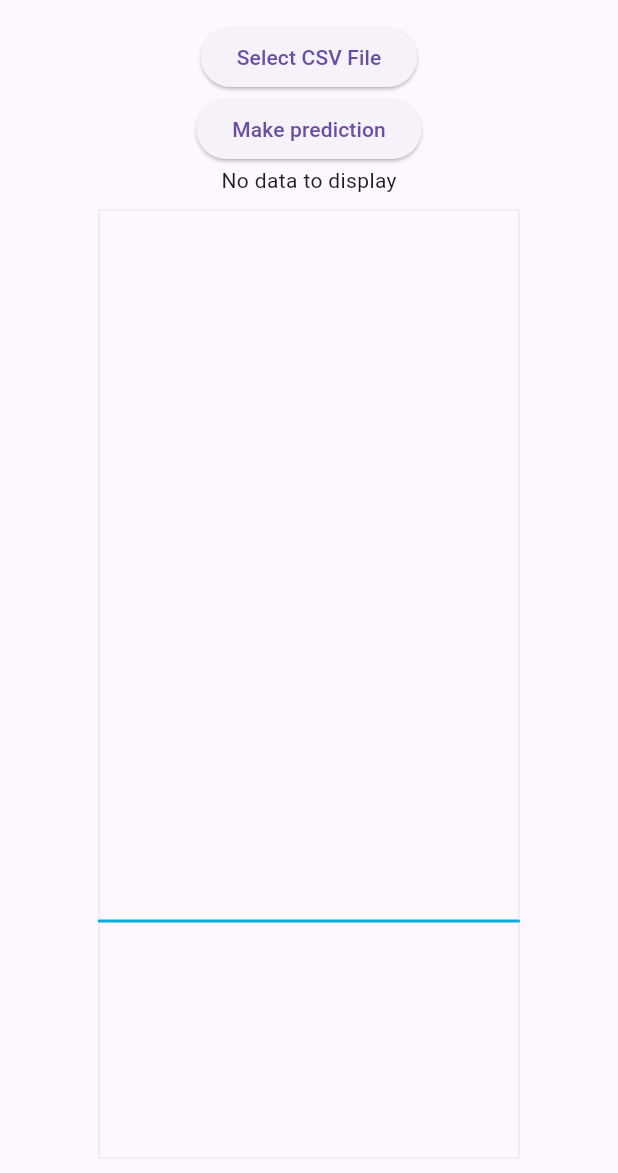
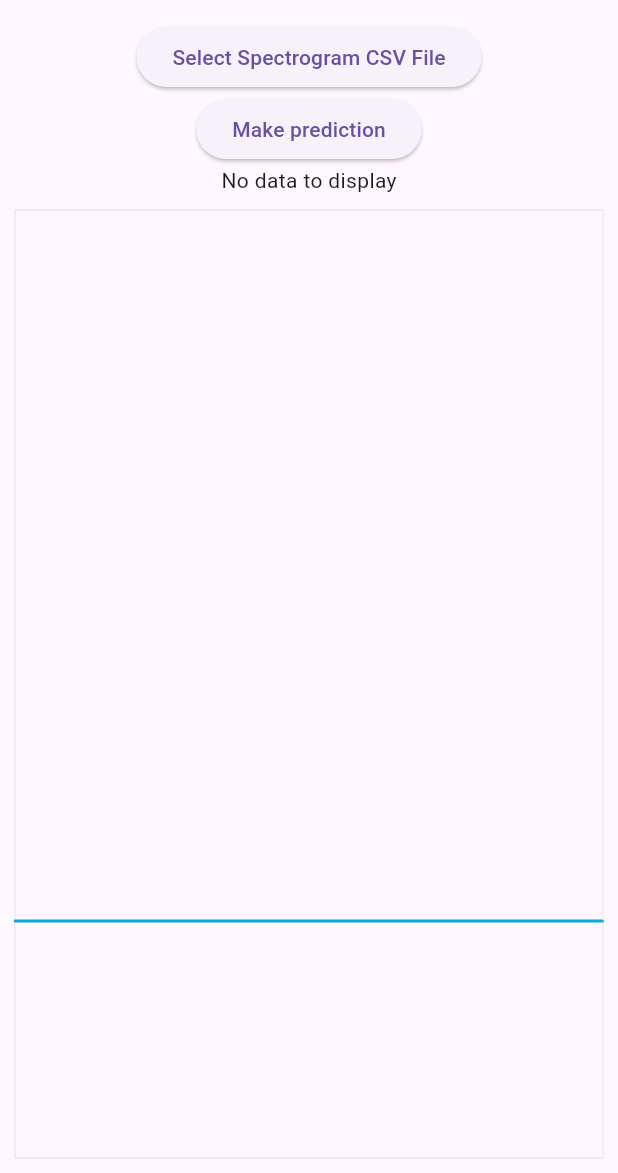
Before and after one commit to ericcanton/sleep_classifier_app, a Flutter app: the screen it shows after launch, on a phone screen of 412 x 824 dp, the part 63-1236 px from its top. Run offline on Flutter 3.47's test engine with Material 3 defaults, Android fonts, the phone set to English and light mode, and no system bars; our stand-ins replace file_picker, syncfusion_flutter_charts; missing offline and left inert: tflite_flutter.

Commit message:
fix issues with saving data.

```diff
--- a/lib/main.dart
+++ b/lib/main.dart
@@ -1,4 +1,5 @@
 import 'dart:io';
+import 'dart:math';
 
 import 'package:flutter/material.dart';
 import 'package:syncfusion_flutter_charts/charts.dart';
@@ -35,11 +36,15 @@ class SleepClassifier extends StatefulWidget {
 class _SleepClassifierState extends State<SleepClassifier> {
   late tfl.Interpreter _interpreter;
   List<List<double>> _csvData = [];
-  final List<List<List<double>>> _output = [
-    List.generate(nEpochs, (index) => List.generate(nClasses, (index) => 0.0))
+  static List<List<List<double>>> get _zeroModelOutput => [
+        List.generate(
+            nEpochs, (index) => List.generate(nClasses, (index) => 0.0))
       ]; // Result placeholders
-  // final List<List<List<List<double>>>>  _modelInput = List.generate(
-  final List<List<List<List<double>>>> _modelInput = [
+  final _output = _zeroModelOutput;
+  final _outputBuffer = _zeroModelOutput;
+  final _modelInput = _zeroModelInput;
+
+  static List<List<List<List<double>>>> get _zeroModelInput => [
         List.generate(inputWidth,
             (index) => List.generate(inputHeight, (index) => [0.0, 0.0]))
       ];
@@ -74,6 +79,9 @@ class _SleepClassifierState extends State<SleepClassifier> {
     setState(() {
       _csvData = csvData;
     });
+
+    _prepareInputData();
+    _predictFromCSVData();
   }
 
   /// Prepare input data
@@ -83,6 +91,7 @@ class _SleepClassifierState extends State<SleepClassifier> {
   /// We "reflect" the 2D data to 3D by
   /// repeating the rows, reversed
   _prepareInputData() {
+    setState(() {
       // copy the data into modelInput
       for (int i = 0; i < inputWidth; i++) {
         for (int j = 0; j < inputHeight; j++) {
@@ -95,6 +104,7 @@ class _SleepClassifierState extends State<SleepClassifier> {
           _modelInput[0][i][j][1] = _csvData[i][_csvData[i].length - j - 1];
         }
       }
+    });
   }
 
   @override
@@ -120,10 +130,15 @@ class _SleepClassifierState extends State<SleepClassifier> {
     // Prepare input data (adjust according to your model's requirements)
 
     // Run inference
-    _interpreter.run(input, _output);
+    _interpreter.run(input, _outputBuffer);
 
+    // copy data in set state?
     setState(() {
-      // Update UI with results
+      for (int i = 0; i < nEpochs; i++) {
+        for (int j = 0; j < nClasses; j++) {
+          _output[0][i][j] = _outputBuffer[0][i][j];
+        }
+      }
     });
   }
 
@@ -143,7 +158,7 @@ class _SleepClassifierState extends State<SleepClassifier> {
           children: [
             ElevatedButton(
               onPressed: _pickCSV,
-              child: const Text('Select CSV File'),
+              child: const Text('Select Spectrogram CSV File'),
             ),
             ElevatedButton(
               onPressed: _predictFromCSVData,
@@ -195,8 +210,8 @@ class HeatMapPainter extends CustomPainter {
     final colorScale = 255 / (absMax - absMin);
 
     // Define the size of each rectangle
-    final rectWidth = size.width / _csvData[0].length;
-    final rectHeight = size.height / _csvData.length;
+    final rectWidth = max(size.width / _csvData[0].length, 1.0);
+    final rectHeight = max(size.height / _csvData.length, 1.0);
 
     // Paint the heatmap
     for (int i = 0; i < _csvData.length; i++) {
@@ -222,27 +237,27 @@ class HeatMapPainter extends CustomPainter {
 }
 
 int argmax<X extends Comparable>(List<X> list) {
+  print(list);
   return list.indexWhere((element) =>
       element == list.reduce((a, b) => a.compareTo(b) >= 0 ? a : b));
 }
 
 class HypnogramWidget extends StatelessWidget {
-  final List<double> psgData = []; // Your CSV data
+  late List<double> psgData = []; // Your CSV data
 
   HypnogramWidget({Key? key, required List<List<double>> stageProbabilities})
       : super(key: key) {
     // take argmax to convert probabilities to maximum likelihood class
-    psgData.addAll(stageProbabilities.map((e) => argmax(e).toDouble()));
+    psgData = stageProbabilities.map((e) => argmax(e).toDouble()).toList();
   }
 
   @override
   Widget build(BuildContext context) {
     return Container(
-        height: 30, // specify the height
-        width: 300, // specify the width
+        // height: 30, // specify the height
+        // width: 300, // specify the width
         child: SfCartesianChart(
-          primaryXAxis: NumericAxis(
-              isVisible: false, minimum: 0, maximum: nEpochs.toDouble()),
+      primaryXAxis: NumericAxis(isVisible: false, minimum: 0, maximum: 1),
       primaryYAxis: NumericAxis(
         isVisible: false,
         minimum: -1.5,
@@ -255,7 +270,7 @@ class HypnogramWidget extends StatelessWidget {
               .entries
               .map((e) => ChartData(e.key, e.value))
               .toList(),
-              xValueMapper: (data, _) => data.x,
+          xValueMapper: (data, _) => data.x / psgData.length,
           yValueMapper: (data, _) => data.y,
         ),
       ],
```
Lines whose indentation alone changed are shown as unchanged.
